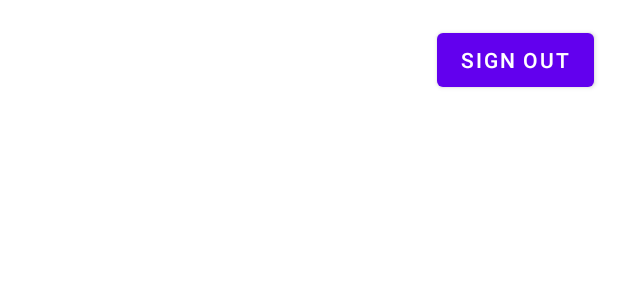
After one commit to GTkatya/Auth, an Android app: the layout activity_task.xml on its own in the app's theme, with its tools: preview values and no code run, on a phone screen of 412 x 824 dp. The commit adds this screen. Shown: the top 300 px of the screen. Run offline under Robolectric (Android 15) with nearby library versions, the phone set to English and light mode, and no system bars.

Commit message:
Добавила второй активити, добавила кнопку sign out

```diff
--- a/app/build.gradle
+++ b/app/build.gradle
@@ -34,6 +34,7 @@ dependencies {
     implementation 'androidx.appcompat:appcompat:1.3.1'
     implementation 'com.google.android.material:material:1.4.0'
     implementation 'androidx.constraintlayout:constraintlayout:2.1.1'
+    implementation 'com.google.firebase:firebase-database:20.0.3'
     testImplementation 'junit:junit:4.+'
     androidTestImplementation 'androidx.test.ext:junit:1.1.3'
     androidTestImplementation 'androidx.test.espresso:espresso-core:3.4.0'
--- /dev/null
+++ b/app/src/main/res/layout/activity_task.xml
@@ -0,0 +1,18 @@
+<?xml version="1.0" encoding="utf-8"?>
+<androidx.constraintlayout.widget.ConstraintLayout xmlns:android="http://schemas.android.com/apk/res/android"
+    xmlns:app="http://schemas.android.com/apk/res-auto"
+    xmlns:tools="http://schemas.android.com/tools"
+    android:layout_width="match_parent"
+    android:layout_height="match_parent"
+    tools:context=".TaskActivity">
+
+  <Button
+      android:id="@+id/out"
+      android:layout_width="wrap_content"
+      android:layout_height="wrap_content"
+      android:layout_marginTop="16dp"
+      android:layout_marginEnd="16dp"
+      android:text="sign out"
+      app:layout_constraintEnd_toEndOf="parent"
+      app:layout_constraintTop_toTopOf="parent" />
+</androidx.constraintlayout.widget.ConstraintLayout>
```
Also changed, not shown: app/src/main/AndroidManifest.xml (+6 -3 lines), app/src/main/java/company/auth/MainActivity.java (+14 -3 lines), app/src/main/java/company/auth/TaskActivity.java (added, +40 -0 lines).
